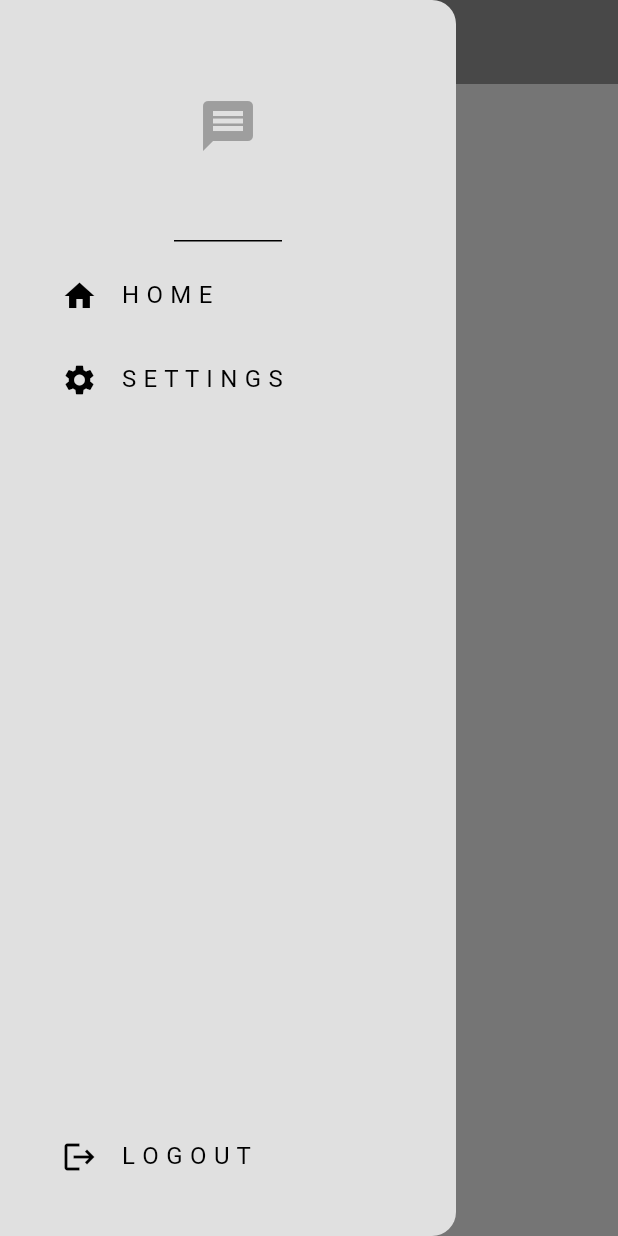
After one commit to Aschmenzy/LearningProjectChatRoom, a Flutter app: the screen it shows once a user with an empty profile is signed in, with the side drawer open, on a phone screen of 412 x 824 dp. The commit adds this screen. Run offline on Flutter 3.47's test engine with Material 3 defaults, Android fonts, the phone set to English and light mode, and no system bars; our stand-ins replace firebase_auth, firebase_core; accounts and stored records are empty; network calls fail.

Commit message:
Auth
Made full auth system work

Added a drawer for user navigation

```diff
--- /dev/null
+++ b/lib/auth/auth_gate.dart
@@ -0,0 +1,24 @@
+import 'package:chat_room_learning/auth/login_or_register.dart';
+import 'package:chat_room_learning/pages/home_page.dart';
+import 'package:firebase_auth/firebase_auth.dart';
+import 'package:flutter/material.dart';
+
+class AuthGate extends StatelessWidget {
+  const AuthGate({super.key});
+
+  @override
+  Widget build(BuildContext context) {
+    return Scaffold(
+      body: StreamBuilder(
+        stream: FirebaseAuth.instance.authStateChanges(),
+        builder: (context, snapshot) {
+          if (snapshot.hasData) {
+            return const HomePage();
+          } else {
+            return const LoginOrRegister();
+          }
+        },
+      ),
+    );
+  }
+}
--- /dev/null
+++ b/lib/components/my_drawer.dart
@@ -0,0 +1,76 @@
+import 'package:chat_room_learning/auth/auth_service.dart';
+import 'package:chat_room_learning/pages/settings_page.dart';
+import 'package:flutter/material.dart';
+
+class MyDrawer extends StatelessWidget {
+  const MyDrawer({super.key});
+
+  void logout() {
+    //get auth service
+    final _auth = AuthService();
+
+    _auth.signOut();
+  }
+
+  @override
+  Widget build(BuildContext context) {
+    return Drawer(
+      backgroundColor: Theme.of(context).colorScheme.background,
+      child: Column(
+        mainAxisAlignment: MainAxisAlignment.spaceBetween,
+        children: [
+          Column(
+            children: [
+              DrawerHeader(
+                child: Icon(
+                  Icons.message,
+                  color: Theme.of(context).colorScheme.primary,
+                  size: 40,
+                ),
+              ),
+
+              //home
+              Padding(
+                padding: const EdgeInsets.only(left: 25),
+                child: ListTile(
+                  title: const Text("H O M E"),
+                  leading: const Icon(Icons.home),
+                  onTap: () {
+                    Navigator.of(context).pop();
+                  },
+                ),
+              ),
+
+              //settings
+              Padding(
+                padding: const EdgeInsets.only(left: 25),
+                child: ListTile(
+                  title: const Text("S E T T I N G S"),
+                  leading: const Icon(Icons.settings),
+                  onTap: () {
+                    Navigator.of(context).pop();
+
+                    Navigator.push(
+                        context,
+                        MaterialPageRoute(
+                          builder: (context) => const SettingPage(),
+                        ));
+                  },
+                ),
+              ),
+            ],
+          ),
+
+          //logout
+          Padding(
+            padding: const EdgeInsets.only(left: 25, bottom: 25),
+            child: ListTile(
+                title: const Text("L O G O U T"),
+                leading: const Icon(Icons.logout),
+                onTap: logout),
+          ),
+        ],
+      ),
+    );
+  }
+}
--- a/lib/main.dart
+++ b/lib/main.dart
@@ -1,17 +1,18 @@
-import 'package:chat_room_learning/auth/login_or_register.dart';
+import 'package:chat_room_learning/auth/auth_gate.dart';
+
 import 'package:chat_room_learning/themes/light_mode.dart';
 import 'package:firebase_core/firebase_core.dart';
 import 'firebase_options.dart';
 import 'package:flutter/material.dart';
 
 Future<void> main() async {
-  runApp(const MyApp());
-
   WidgetsFlutterBinding.ensureInitialized();
 
   await Firebase.initializeApp(
     options: DefaultFirebaseOptions.currentPlatform,
   );
+
+  runApp(const MyApp());
 }
 
 class MyApp extends StatelessWidget {
@@ -22,7 +23,7 @@ class MyApp extends StatelessWidget {
   Widget build(BuildContext context) {
     return MaterialApp(
       debugShowCheckedModeBanner: false,
-      home: const LoginOrRegister(),
+      home: const AuthGate(),
       theme: lightMode,
     );
   }
--- /dev/null
+++ b/lib/pages/home_page.dart
@@ -0,0 +1,25 @@
+// ignore_for_file: no_leading_underscores_for_local_identifiers
+
+import 'package:chat_room_learning/components/my_drawer.dart';
+import 'package:flutter/material.dart';
+
+class HomePage extends StatelessWidget {
+  const HomePage({super.key});
+
+  @override
+  Widget build(BuildContext context) {
+    return Scaffold(
+      appBar: AppBar(
+        iconTheme:
+            IconThemeData(color: Theme.of(context).colorScheme.background),
+        elevation: 5,
+        backgroundColor: Theme.of(context).colorScheme.primary,
+        title: Text(
+          "Home",
+          style: TextStyle(color: Theme.of(context).colorScheme.background),
+        ),
+      ),
+      drawer: const MyDrawer(),
+    );
+  }
+}
```
Also changed, not shown: lib/auth/auth_service.dart (added, +36 -0 lines), lib/pages/login_page.dart (+17 -3 lines), lib/pages/register_page.dart (+32 -5 lines), lib/pages/settings_page.dart (added, +12 -0 lines).
